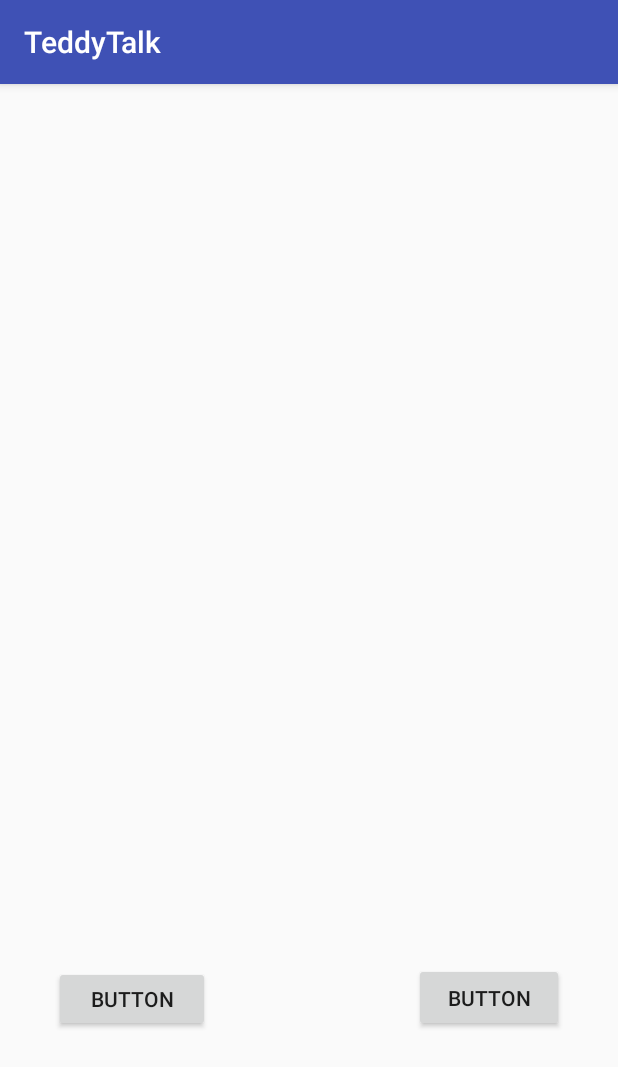
After one commit to gabbonny/cmsc436, an Android app: the SelectGenreActivity screen opened directly, with no data from a screen before it, on a phone screen of 412 x 824 dp. The commit adds this screen. Shown: the top 1067 px of the screen. Run offline under Robolectric (Android 15) with nearby library versions, the phone set to English and light mode, and no system bars.

Commit message:
Started Genre Select Activity

```diff
--- a/TeddyTalk/app/build.gradle
+++ b/TeddyTalk/app/build.gradle
@@ -23,6 +23,7 @@
     implementation fileTree(dir: 'libs', include: ['*.jar'])
     implementation 'com.android.support:appcompat-v7:26.1.0'
     implementation 'com.android.support.constraint:constraint-layout:1.0.2'
+    implementation 'com.android.support:design:26.1.0'
     testImplementation 'junit:junit:4.12'
     androidTestImplementation('com.android.support.test.espresso:espresso-core:3.0.1', {
         exclude group: 'com.android.support', module: 'support-annotations'
--- a/TeddyTalk/app/src/main/AndroidManifest.xml
+++ b/TeddyTalk/app/src/main/AndroidManifest.xml
@@ -16,6 +16,7 @@
                 <category android:name="android.intent.category.LAUNCHER" />
             </intent-filter>
         </activity>
+        <activity android:name=".SelectGenreActivity"></activity>
     </application>
 
 </manifest>
--- /dev/null
+++ b/TeddyTalk/app/src/main/java/cmsc436_final_project/teddytalk/SelectGenreActivity.java
@@ -0,0 +1,13 @@
+package cmsc436_final_project.teddytalk;
+
+import android.support.v7.app.AppCompatActivity;
+import android.os.Bundle;
+
+public class SelectGenreActivity extends AppCompatActivity {
+
+    @Override
+    protected void onCreate(Bundle savedInstanceState) {
+        super.onCreate(savedInstanceState);
+        setContentView(R.layout.activity_select_genre);
+    }
+}
--- /dev/null
+++ b/TeddyTalk/app/src/main/res/layout/activity_select_genre.xml
@@ -0,0 +1,29 @@
+<?xml version="1.0" encoding="utf-8"?>
+<android.support.constraint.ConstraintLayout xmlns:android="http://schemas.android.com/apk/res/android"
+    xmlns:app="http://schemas.android.com/apk/res-auto"
+    xmlns:tools="http://schemas.android.com/tools"
+    android:layout_width="match_parent"
+    android:layout_height="match_parent"
+    tools:context="cmsc436_final_project.teddytalk.SelectGenreActivity">
+
+    <Button
+        android:id="@+id/button"
+        android:layout_width="104dp"
+        android:layout_height="44dp"
+        android:layout_marginBottom="136dp"
+        android:layout_marginStart="36dp"
+        android:text="Button"
+        app:layout_constraintBottom_toBottomOf="parent"
+        app:layout_constraintStart_toStartOf="parent" />
+
+    <Button
+        android:id="@+id/button2"
+        android:layout_width="100dp"
+        android:layout_height="46dp"
+        android:layout_marginBottom="136dp"
+        android:layout_marginEnd="36dp"
+        android:text="Button"
+        app:layout_constraintBottom_toBottomOf="parent"
+        app:layout_constraintEnd_toEndOf="parent" />
+
+</android.support.constraint.ConstraintLayout>
--- /dev/null
+++ b/TeddyTalk/app/src/main/res/values/dimens.xml
@@ -0,0 +1,3 @@
+<resources>
+    <dimen name="fab_margin">16dp</dimen>
+</resources>
--- a/TeddyTalk/app/src/main/res/values/strings.xml
+++ b/TeddyTalk/app/src/main/res/values/strings.xml
@@ -1,3 +1,4 @@
 <resources>
     <string name="app_name">TeddyTalk</string>
+    <string name="title_activity_select_genre">SelectGenreActivity</string>
 </resources>
--- a/TeddyTalk/build.gradle
+++ b/TeddyTalk/build.gradle
@@ -7,7 +7,7 @@
         jcenter()
     }
     dependencies {
-        classpath 'com.android.tools.build:gradle:3.0.0-beta7'
+        classpath 'com.android.tools.build:gradle:3.0.0'
 
 
         // NOTE: Do not place your application dependencies here; they belong
```
Also changed, not shown: TeddyTalk/app/src/main/res/values/styles.xml (+9 -0 lines).
